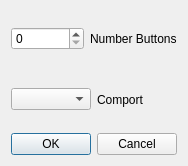
The window that mqt/MqtLogger/txvmsetupdialog.ui (Rsclub22/Minos2-Mirror) describes before a commit, drawn with Qt 5.
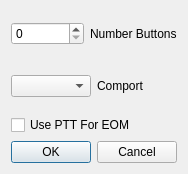
The same window after the commit.

Patch:
```diff
--- a/mqt/MqtLogger/txvmsetupdialog.ui
+++ b/mqt/MqtLogger/txvmsetupdialog.ui
@@ -6,8 +6,8 @@
    <rect>
     <x>0</x>
     <y>0</y>
-    <width>179</width>
-    <height>166</height>
+    <width>185</width>
+    <height>174</height>
    </rect>
   </property>
   <property name="windowTitle">
@@ -44,6 +44,13 @@
        </item>
       </layout>
      </item>
+     <item>
+      <widget class="QCheckBox" name="pttEOMChkBox">
+       <property name="text">
+        <string>Use PTT For EOM</string>
+       </property>
+      </widget>
+     </item>
     </layout>
    </item>
    <item>
```
